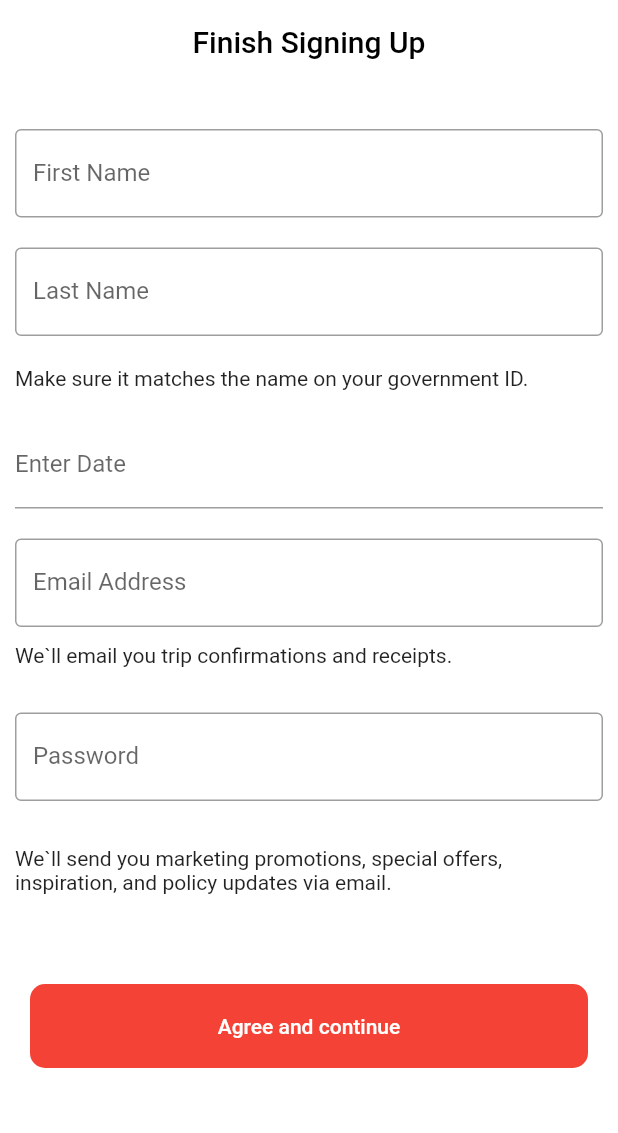
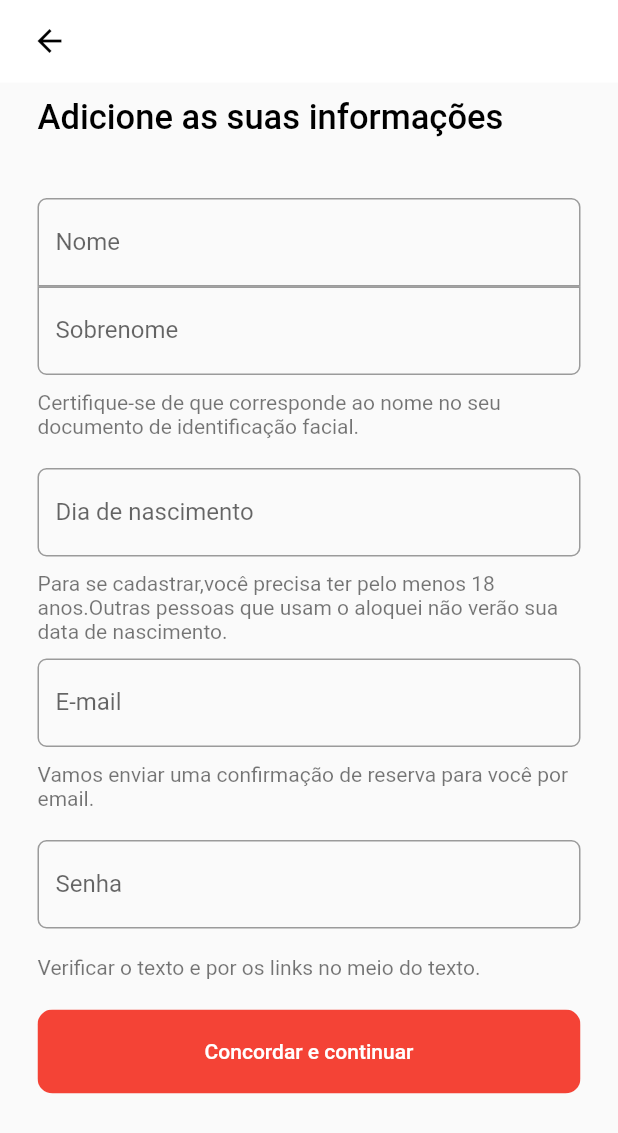
Before and after one commit to Aloquei-App/Aloquei, a Flutter app: the screen it shows after launch, on a phone screen of 412 x 824 dp. Shown: the top 1133 px of the screen. Run offline on Flutter 3.47's test engine with Material 2 defaults, Android fonts, the light colour scheme and no system bars; drawn by our look-alikes of datetime_picker_formfield; our stand-ins replace bloc, cloud_firestore, equatable, firebase_auth; accounts and stored records are empty.

Commit message:
feaatIncluindo alterações e inclusões da signup

```diff
--- a/lib/screens/app.dart
+++ b/lib/screens/app.dart
@@ -5,6 +5,7 @@ import 'package:aloquei_app/screens/inbox/inbox.dart';
 import 'package:aloquei_app/screens/profile/profile.dart';
 import 'package:aloquei_app/screens/trips/trips.dart';
 import 'package:aloquei_app/screens/wishlists/wishlists.dart';
+import 'package:flutter_localizations/flutter_localizations.dart';
 
 class Run extends StatelessWidget {
   Run({Key key}) : super(key: key);
@@ -13,6 +14,11 @@ class Run extends StatelessWidget {
   Widget build(BuildContext context) {
     return MaterialApp(
       debugShowCheckedModeBanner: false,
+      localizationsDelegates: [
+        GlobalMaterialLocalizations.delegate,
+        GlobalWidgetsLocalizations.delegate
+      ],
+      supportedLocales: [const Locale('pt', 'BR')],
       title: 'Aloquei',
       home: SignupPage(),
       routes: {
--- /dev/null
+++ b/lib/screens/core/app_bars/default_app_bar.dart
@@ -0,0 +1,30 @@
+import 'package:flutter/material.dart';
+
+class DefaultAppBar extends StatelessWidget implements PreferredSizeWidget {
+  final String text;
+
+  DefaultAppBar({Key key, this.text}) : super(key: key);
+
+  @override
+  Widget build(BuildContext context) {
+    return AppBar(
+      backgroundColor: Colors.white,
+      elevation: 0,
+      leading: Padding(
+        padding: EdgeInsets.only(left: 10.0),
+        child: IconButton(
+          onPressed: () {
+            Navigator.pop(context);
+          },
+          icon: Icon(
+            Icons.arrow_back,
+            color: Colors.black,
+          ),
+        ),
+      ),
+    );
+  }
+
+  @override
+  Size get preferredSize => const Size.fromHeight(55);
+}
--- /dev/null
+++ b/lib/screens/signup/components/date_input.dart
@@ -0,0 +1,49 @@
+import 'package:datetime_picker_formfield/datetime_picker_formfield.dart';
+import 'package:flutter/material.dart';
+import 'package:intl/intl.dart';
+
+class DateInput extends StatelessWidget {
+  final format = DateFormat("dd-MM-yyyy");
+  final Function onChanged;
+
+  DateInput({Key key, this.onChanged}) : super(key: key);
+  @override
+  Widget build(BuildContext context) {
+    return Padding(
+      padding: const EdgeInsets.only(top: 10.0),
+      child: Column(
+        children: [
+          DateTimeField(
+            onChanged: onChanged,
+            decoration: InputDecoration(
+                border: OutlineInputBorder(
+                  borderRadius: BorderRadius.all(
+                    Radius.circular(6),
+                  ),
+                ),
+                labelText: 'Dia de nascimento'),
+            format: format,
+            onShowPicker: (context, currentValue) {
+              return showDatePicker(
+                locale: Locale("pt", "BR"),
+                context: context,
+                firstDate: DateTime(1900),
+                initialDate: currentValue ?? DateTime.now(),
+                lastDate: DateTime.now(),
+              );
+            },
+          ),
+          SizedBox(
+            height: 10,
+          ),
+          Text(
+            'Para se cadastrar,você precisa ter pelo menos 18 anos.Outras pessoas que usam o aloquei não verão sua data de nascimento.',
+            style: TextStyle(
+              color: Colors.black54,
+            ),
+          )
+        ],
+      ),
+    );
+  }
+}
--- /dev/null
+++ b/lib/screens/signup/components/email_input.dart
@@ -0,0 +1,39 @@
+import 'package:flutter/material.dart';
+
+class EmailInput extends StatelessWidget {
+  final TextEditingController controller;
+  const EmailInput({
+    Key key,
+    this.controller,
+  }) : super(key: key);
+
+  @override
+  Widget build(BuildContext context) {
+    return Padding(
+      padding: const EdgeInsets.symmetric(vertical: 10.0),
+      child: Column(
+        children: [
+          TextFormField(
+            controller: null,
+            decoration: InputDecoration(
+                border: OutlineInputBorder(
+                  borderRadius: BorderRadius.all(
+                    Radius.circular(6),
+                  ),
+                ),
+                labelText: "E-mail"),
+          ),
+          SizedBox(
+            height: 10,
+          ),
+          Text(
+            'Vamos enviar uma confirmação de reserva para você por email.',
+            style: TextStyle(
+              color: Colors.black54,
+            ),
+          ),
+        ],
+      ),
+    );
+  }
+}
--- /dev/null
+++ b/lib/screens/signup/components/name_and_last_name_input.dart
@@ -0,0 +1,51 @@
+import 'package:flutter/material.dart';
+
+class NameAndLastNameInput extends StatelessWidget {
+  final TextEditingController nameController;
+  final TextEditingController lastNameController;
+  const NameAndLastNameInput({
+    Key key,
+    this.nameController,
+    this.lastNameController,
+  }) : super(key: key);
+
+  @override
+  Widget build(BuildContext context) {
+    return Padding(
+      padding: EdgeInsets.only(top: 30.0, bottom: 10),
+      child: Column(
+        children: [
+          TextFormField(
+            controller: nameController,
+            decoration: InputDecoration(
+                border: OutlineInputBorder(
+                  borderRadius: BorderRadius.only(
+                      topLeft: Radius.circular(6),
+                      topRight: Radius.circular(6)),
+                ),
+                labelText: 'Nome'),
+          ),
+          TextFormField(
+            controller: lastNameController,
+            decoration: InputDecoration(
+                border: OutlineInputBorder(
+                  borderRadius: BorderRadius.only(
+                      bottomLeft: Radius.circular(6),
+                      bottomRight: Radius.circular(6)),
+                ),
+                labelText: 'Sobrenome'),
+          ),
+          SizedBox(
+            height: 10,
+          ),
+          Text(
+            'Certifique-se de que corresponde ao nome no seu documento de identificação facial.',
+            style: TextStyle(
+              color: Colors.black54,
+            ),
+          ),
+        ],
+      ),
+    );
+  }
+}
--- /dev/null
+++ b/lib/screens/signup/components/password_input.dart
@@ -0,0 +1,38 @@
+import 'package:flutter/material.dart';
+
+class PasswordInput extends StatefulWidget {
+  final TextEditingController controller;
+
+  const PasswordInput({
+    Key key,
+    this.controller,
+  }) : super(key: key);
+
+  @override
+  _PasswordInputState createState() => _PasswordInputState();
+}
+
+class _PasswordInputState extends State<PasswordInput> {
+  @override
+  Widget build(BuildContext context) {
+    bool _obscureText = true;
+    return Padding(
+      padding: const EdgeInsets.symmetric(vertical: 10.0),
+      child: Column(
+        children: [
+          TextFormField(
+            obscureText: _obscureText,
+            controller: null,
+            decoration: InputDecoration(
+                border: OutlineInputBorder(
+                  borderRadius: BorderRadius.all(
+                    Radius.circular(6),
+                  ),
+                ),
+                labelText: "Senha"),
+          ),
+        ],
+      ),
+    );
+  }
+}
--- /dev/null
+++ b/lib/screens/signup/components/signup_title.dart
@@ -0,0 +1,19 @@
+import 'package:flutter/material.dart';
+
+class SignupTitle extends StatelessWidget {
+  const SignupTitle({
+    Key key,
+  }) : super(key: key);
+
+  @override
+  Widget build(BuildContext context) {
+    return Padding(
+      padding: EdgeInsets.symmetric(vertical: 10.0),
+      child: Text(
+        "Adicione as suas informações",
+        style: TextStyle(
+            color: Colors.black, fontWeight: FontWeight.w500, fontSize: 23),
+      ),
+    );
+  }
+}
--- a/lib/screens/signup/signup.dart
+++ b/lib/screens/signup/signup.dart
@@ -1,94 +1,69 @@
 import 'package:flutter/material.dart';
 
-class SignupPage extends StatelessWidget {
-  const SignupPage({Key key}) : super(key: key);
+import '../core/app_bars/default_app_bar.dart';
+import 'components/date_input.dart';
+import 'components/email_input.dart';
+import 'components/name_and_last_name_input.dart';
+import 'components/password_input.dart';
+import 'components/signup_title.dart';
 
+class SignupPage extends StatefulWidget {
+  @override
+  _SignupPageState createState() => _SignupPageState();
+}
+
+class _SignupPageState extends State<SignupPage> {
   @override
   Widget build(BuildContext context) {
     return Scaffold(
-      appBar: AppBar(
-        title: Text(
-          "Finish Signing Up",
-          style: TextStyle(color: Colors.black),
+      appBar: DefaultAppBar(),
+      body: ListView(
+        padding: EdgeInsets.symmetric(horizontal: 25),
+        children: [
+          SignupTitle(),
+          NameAndLastNameInput(
+            lastNameController: null,
+            nameController: null,
           ),
-        backgroundColor: Colors.white,
-        elevation: 0,
-        centerTitle: true,
+          DateInput(
+            onChanged: null,
           ),
-      body: Center(
-        child: Container(
-          color: Colors.white,
-          child: ListView(
-            children: <Widget>[
-              Container(
-                padding: EdgeInsets.fromLTRB(10, 30, 10, 10),
-                child: TextField(
-                    decoration: InputDecoration(
-                        border: OutlineInputBorder(), labelText: 'First Name')),
+          EmailInput(
+            controller: null,
           ),
-              Container(
-                padding: EdgeInsets.all(10),
-                child: TextField(
-                    decoration: InputDecoration(
-                        border: OutlineInputBorder(), labelText: 'Last Name')),
+          PasswordInput(
+            controller: null,
           ),
-              Container(
-                  padding: EdgeInsets.all(10),
+          Padding(
+            padding: const EdgeInsets.only(top: 8.0),
             child: Text(
-                      'Make sure it matches the name on your government ID.',
-                      softWrap: true)),
-              Container(
-                  padding: EdgeInsets.all(10),
-                  child: InputDatePickerFormField(
-                      firstDate: DateTime(DateTime.now().year - 120),
-                      lastDate: DateTime.now())),
-              Container(
-                  padding: EdgeInsets.all(10),
-                  child: TextField(
-                      decoration: InputDecoration(
-                          border: OutlineInputBorder(),
-                          labelText: 'Email Address'))),
-              Container(
-                  padding: EdgeInsets.fromLTRB(10, 1, 10, 20),
-                  child: Text(
-                      'We`ll email you trip confirmations and receipts.',
-                      softWrap: true)),
-              Container(
-                  padding: EdgeInsets.all(10),
-                  child: TextField(
-                      obscureText: true,
-                      decoration: InputDecoration(
-                          border: OutlineInputBorder(),
-                          labelText: 'Password'))),
-              Container(
-                  padding: EdgeInsets.fromLTRB(10, 20, 10, 20),
-                  child: Text(
-                      'We`ll send you marketing promotions, special offers, inspiration, and policy updates via email.',
-                      softWrap: true)),
-              Container(
-                // child: CheckboxListTile(onChanged: (bool value) {  }, value: null,),
-                padding: EdgeInsets.all(10),
+              'Verificar o texto e por os links no meio do texto.',
+              style: TextStyle(
+                color: Colors.black54,
               ),
-              Container(
-                padding: EdgeInsets.all(20),
+            ),
+          ),
+          Padding(
+            padding: const EdgeInsets.symmetric(vertical: 20.0),
             child: ClipRRect(
               borderRadius: BorderRadius.circular(10),
               child: TextButton(
                 style: ButtonStyle(
-                        padding: MaterialStateProperty.all(EdgeInsets.all(20)),
-                        backgroundColor: MaterialStateProperty.all(Colors.red)),
+                  padding: MaterialStateProperty.all(
+                    EdgeInsets.all(20),
+                  ),
+                  backgroundColor: MaterialStateProperty.all(Colors.red),
+                ),
                 onPressed: () {},
-                    child: Text('Agree and continue',
-                        style: TextStyle(color: Colors.white)),
+                child: Text(
+                  'Concordar e continuar',
+                  style: TextStyle(color: Colors.white),
                 ),
               ),
-              )
+            ),
+          ),
         ],
       ),
-
-          // TextField(decoration: InputDecoration(border: OutlineInputBorder(), labelText: 'First Name'))
-        ),
-      ), // This trailing comma makes auto-formatting nicer for build methods.
     );
   }
 }
--- a/pubspec.yaml
+++ b/pubspec.yaml
@@ -23,6 +23,8 @@ environment:
 dependencies:
   flutter:
     sdk: flutter
+  flutter_localizations:
+    sdk: flutter
 
 
   # The following adds the Cupertino Icons font to your application.
@@ -38,6 +40,7 @@ dependencies:
   meta: ^1.3.0
   equatable: ^2.0.3
   geolocator: ^7.2.0+1
+  datetime_picker_formfield: ^2.0.0
 
 dev_dependencies:
   flutter_test:
```
Also changed, not shown: pubspec.lock. Lines whose indentation alone changed are shown as unchanged.
